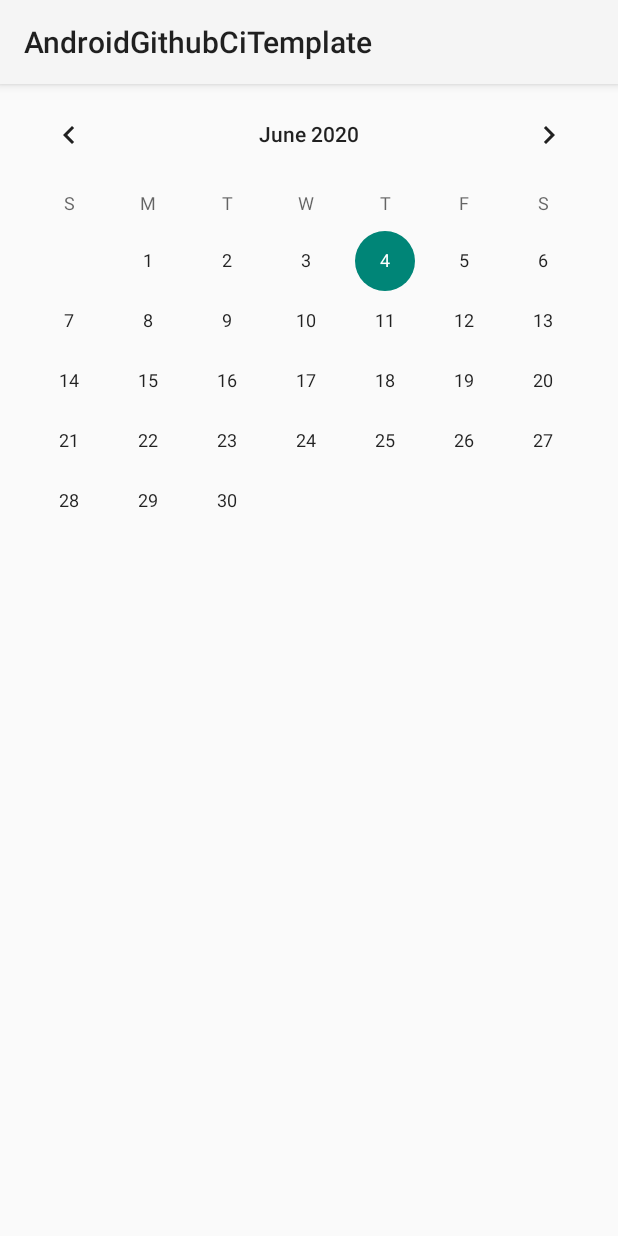
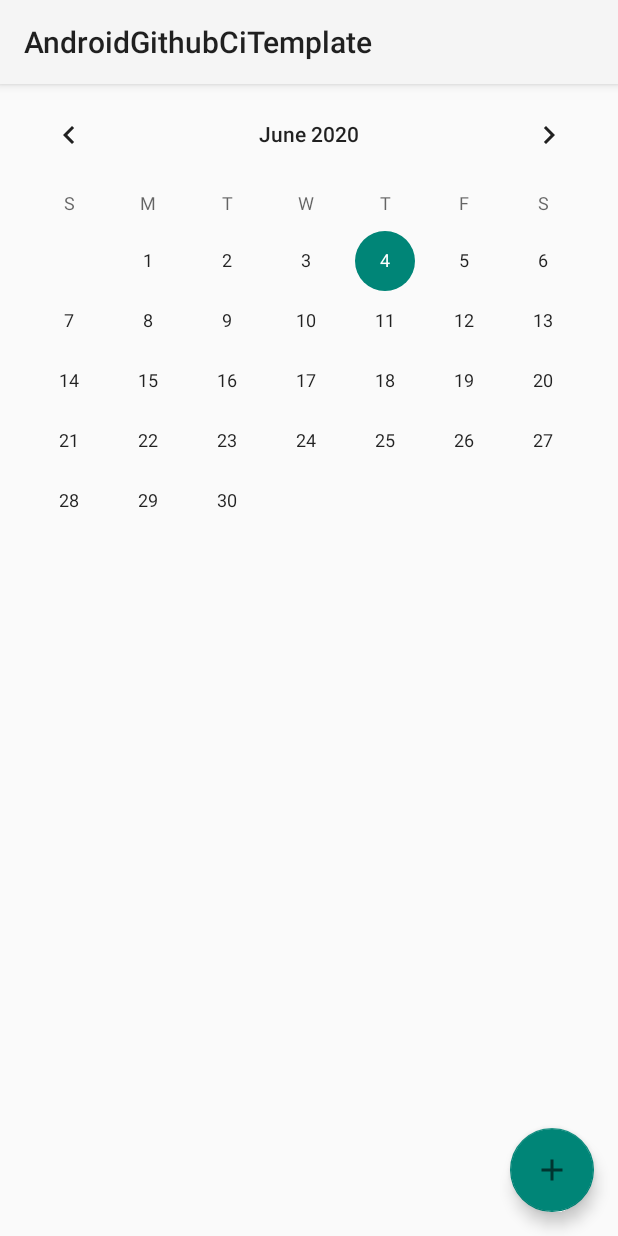
Before and after one commit to OSLL/practice20-calendar, an Android app: the screen it shows after launch (MainActivity), on a phone screen of 412 x 824 dp. Run offline under Robolectric (Android 15) with nearby library versions, the phone set to English and light mode, and no system bars.

Commit message:
Plus button

```diff
--- a/app/build.gradle
+++ b/app/build.gradle
@@ -31,6 +31,7 @@ dependencies {
     implementation 'androidx.appcompat:appcompat:1.1.0'
     implementation 'androidx.core:core-ktx:1.2.0'
     implementation 'androidx.constraintlayout:constraintlayout:1.1.3'
+    implementation 'com.google.android.material:material:1.0.0'
     testImplementation 'junit:junit:4.12'
     androidTestImplementation 'androidx.test.ext:junit:1.1.1'
     androidTestImplementation 'androidx.test.espresso:espresso-core:3.2.0'
--- /dev/null
+++ b/app/src/main/res/drawable/ic_baseline_add_24.xml
@@ -0,0 +1,10 @@
+<vector xmlns:android="http://schemas.android.com/apk/res/android"
+    android:width="24dp"
+    android:height="24dp"
+    android:viewportWidth="24"
+    android:viewportHeight="24"
+    android:tint="?attr/colorControlNormal">
+  <path
+      android:fillColor="@android:color/white"
+      android:pathData="M19,13h-6v6h-2v-6H5v-2h6V5h2v6h6v2z"/>
+</vector>
--- a/app/src/main/res/layout/activity_main.xml
+++ b/app/src/main/res/layout/activity_main.xml
@@ -9,4 +9,20 @@
         android:id="@+id/calendar_view"
         android:layout_width="match_parent"
         android:layout_height="match_parent" />
+
+    <FrameLayout
+        android:layout_width="match_parent"
+        android:layout_height="match_parent">
+
+        <com.google.android.material.floatingactionbutton.FloatingActionButton
+            android:id="@+id/fab"
+            android:layout_width="wrap_content"
+            android:layout_height="wrap_content"
+            android:layout_gravity="end|bottom"
+            android:src="@drawable/ic_baseline_add_24"
+            android:elevation="100dp"
+            android:layout_margin="16dp" />
+    </FrameLayout>
+
+
 </RelativeLayout>
```
Also changed, not shown: app/src/main/java/com/makentoshe/androidgithubcitemplate/MainActivity.kt (+17 -5 lines), app/src/main/res/drawable/ic_baseline_add_circle_24.xml (added, +10 -0 lines), app/src/main/res/drawable/ic_baseline_add_circle_outline_24.xml (added, +10 -0 lines).
